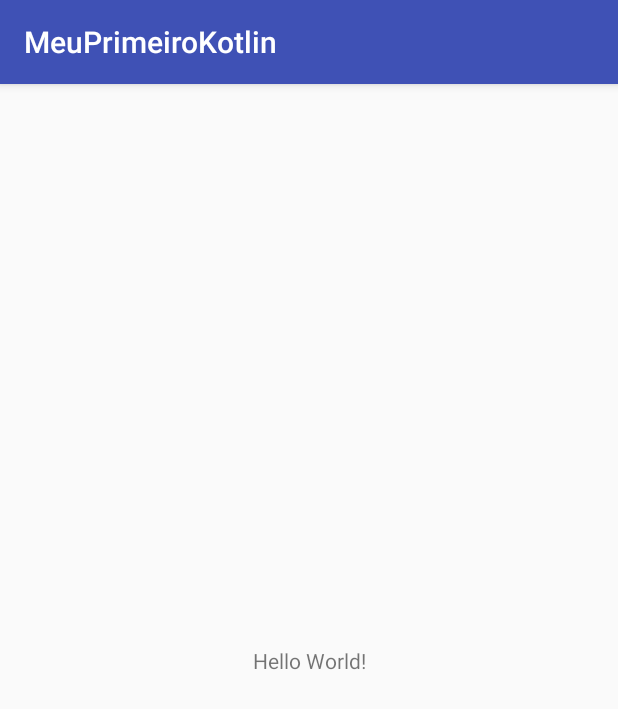
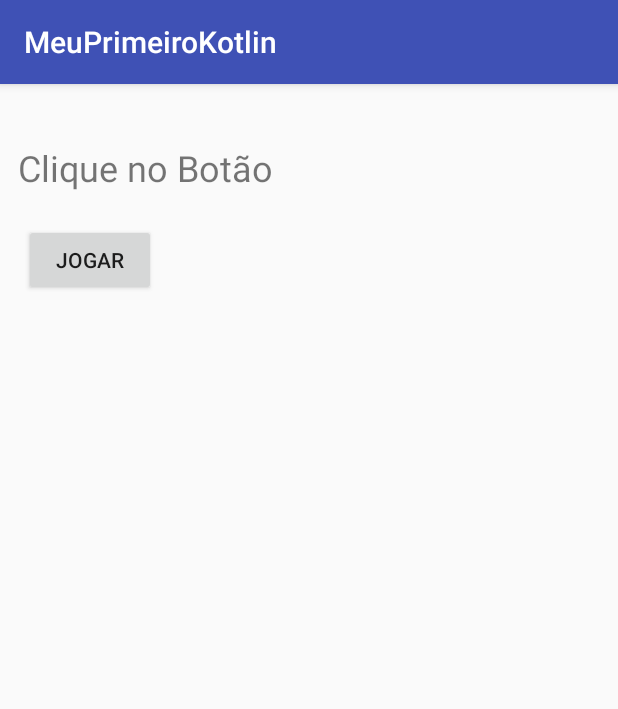
Before and after one commit to Viktoorrocha/MeuPrimeiroKotlin, an Android app: the screen it shows after launch (MainActivity), on a phone screen of 412 x 824 dp. Shown: the top 709 px of the screen. Run offline under Robolectric (Android 15) with nearby library versions, the phone set to English and light mode, and no system bars.

Commit message:
Add Button and TextView

```diff
--- a/app/src/main/res/layout/activity_main.xml
+++ b/app/src/main/res/layout/activity_main.xml
@@ -7,12 +7,28 @@
     tools:context="br.com.meuprimeirokotlin.meuprimeirokotlin.MainActivity">
 
     <TextView
+        android:id="@+id/textView3"
+        android:layout_width="wrap_content"
+        android:layout_height="36dp"
+        android:text="Clique no Botão"
+        android:textSize="24sp"
+        app:layout_constraintBottom_toBottomOf="parent"
+        app:layout_constraintEnd_toEndOf="parent"
+        app:layout_constraintHorizontal_bias="0.049"
+        app:layout_constraintStart_toStartOf="parent"
+        app:layout_constraintTop_toTopOf="parent"
+        app:layout_constraintVertical_bias="0.054"
+        tools:layout_editor_absoluteY="31dp" />
+
+    <Button
+        android:id="@+id/button"
         android:layout_width="wrap_content"
         android:layout_height="wrap_content"
-        android:text="Hello World!"
-        app:layout_constraintBottom_toBottomOf="parent"
-        app:layout_constraintLeft_toLeftOf="parent"
-        app:layout_constraintRight_toRightOf="parent"
-        app:layout_constraintTop_toTopOf="parent" />
-
+        android:layout_marginStart="16dp"
+        android:layout_marginTop="18dp"
+        android:text="Jogar"
+        app:layout_constraintStart_toStartOf="parent"
+        app:layout_constraintTop_toBottomOf="@+id/textView3"
+        tools:layout_editor_absoluteX="16dp"
+        tools:layout_editor_absoluteY="64dp" />
 </android.support.constraint.ConstraintLayout>
```
